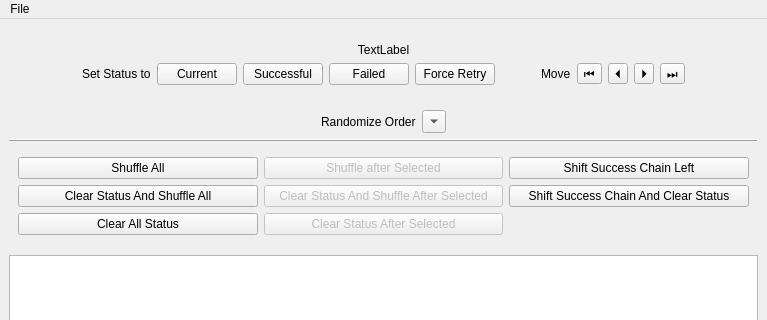
Old version of the form dv_MGHT/gui/ui/content_window.ui in the repository DualVission/dv_multigameHitTracker; both pictures show x 0 to 767 and y 0 to 320 of the 767 by 640 pixel window.
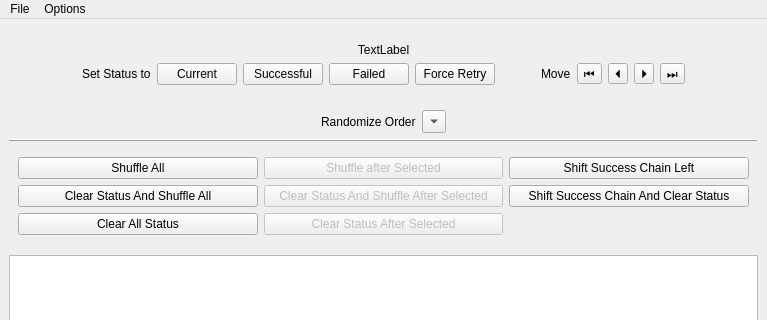
New version of the form.

```diff
--- a/dv_MGHT/gui/ui/content_window.ui
+++ b/dv_MGHT/gui/ui/content_window.ui
@@ -334,7 +334,7 @@
      <x>0</x>
      <y>0</y>
      <width>767</width>
-     <height>22</height>
+     <height>33</height>
     </rect>
    </property>
    <widget class="QMenu" name="menuFile">
@@ -343,7 +343,16 @@
     </property>
     <addaction name="actionLoadPackage"/>
    </widget>
+   <widget class="QMenu" name="menuOptions">
+    <property name="title">
+     <string>Options</string>
+    </property>
+    <addaction name="actionDarkMode"/>
+    <addaction name="actionDisplayCounters"/>
+    <addaction name="actionRandomizeOrderOpenOnStartup"/>
+   </widget>
    <addaction name="menuFile"/>
+   <addaction name="menuOptions"/>
   </widget>
   <widget class="QStatusBar" name="statusbar"/>
   <action name="actionLoadPackage">
```
Left out of the diff: 58 changed lines with no effect on the pictures.
